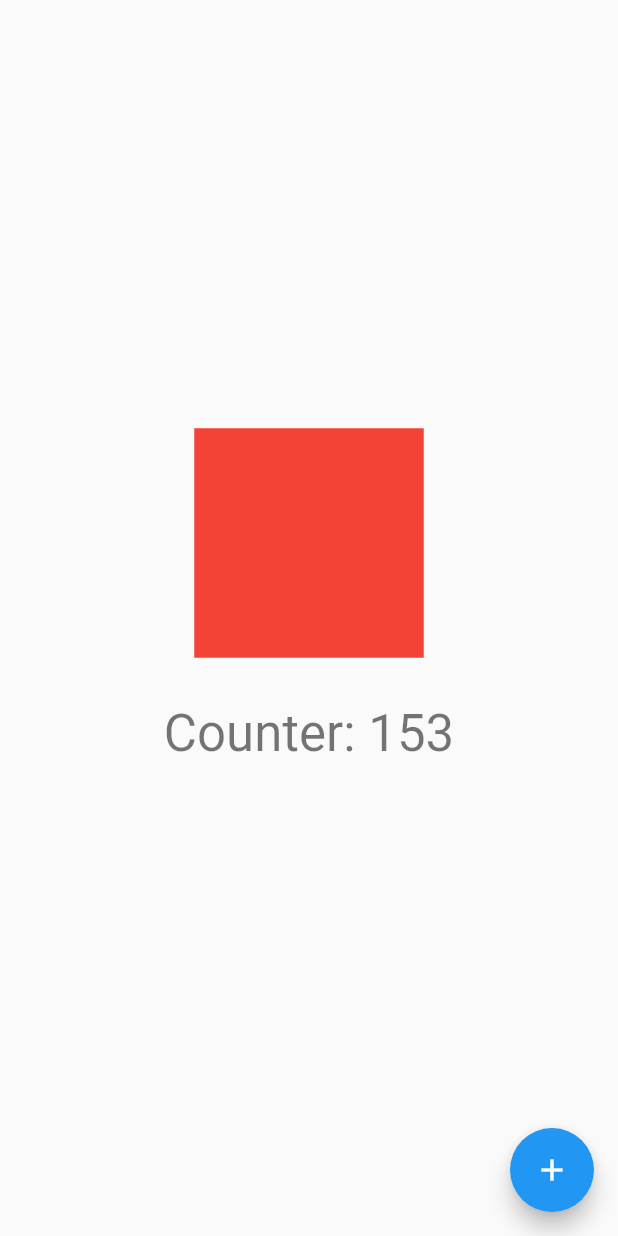
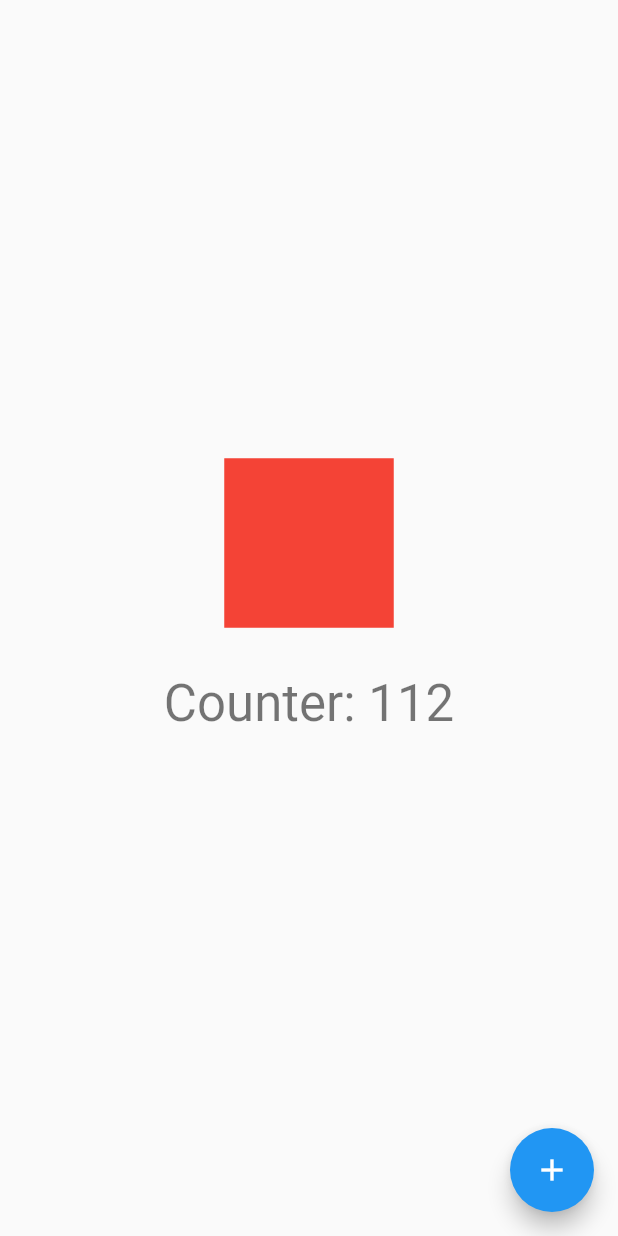
Before and after one commit to michalkucharczyk/lg_blur_demo, a Flutter app: the screen it shows after launch, after a tap on the "add" icon, on a phone screen of 412 x 824 dp. Run offline on Flutter 3.47's test engine with Material 2 defaults, Android fonts, the phone set to English and light mode, and no system bars.

Commit message:
little improvements + formatting

```diff
--- a/lib/main.dart
+++ b/lib/main.dart
@@ -41,12 +41,14 @@ class MyHomePage extends StatefulWidget {
   // always marked "final".
 
   final String title;
+  String state = "";
 
   @override
   _MyHomePageState createState() => _MyHomePageState();
 }
 
-class _MyHomePageState extends State<MyHomePage> with SingleTickerProviderStateMixin {
+class _MyHomePageState extends State<MyHomePage>
+    with SingleTickerProviderStateMixin {
   int _counter = 0;
 
   AnimationController controller;
@@ -68,7 +70,8 @@ class _MyHomePageState extends State<MyHomePage> with SingleTickerProviderStateM
     super.initState();
 
     // Defining controller with animation duration of two seconds
-      controller =  AnimationController(vsync: this, duration: Duration(seconds: 2));
+    controller =
+        AnimationController(vsync: this, duration: Duration(seconds: 2));
 
     // Defining both color and size animations
     sizeAnimation = Tween<double>(begin: 100.0, end: 200.0).animate(controller);
@@ -86,6 +89,21 @@ class _MyHomePageState extends State<MyHomePage> with SingleTickerProviderStateM
 
     //Reverses the animation instead of starting it again and repeats
     //controller.repeat(reverse: true);
+    schedulestop();
+  }
+
+  void schedulestart() {
+    Future.delayed(const Duration(milliseconds: 400), () {
+      controller.repeat();
+      schedulestop();
+    });
+  }
+
+  void schedulestop() {
+    Future.delayed(const Duration(milliseconds: 3000), () {
+      controller.reset();
+      schedulestart();
+    });
   }
 
   @override
@@ -127,20 +145,21 @@ class _MyHomePageState extends State<MyHomePage> with SingleTickerProviderStateM
                   Container(
                     height: sizeAnimation.value,
                     width: sizeAnimation.value,
-			color: Colors.red,
+                    color: controller.status == AnimationStatus.forward
+                        ? Colors.red
+                        : Colors.blue,
                   ),
                   Container(
-			width:400,
-			height:100,
+                    width: 400,
+                    height: 100,
                     alignment: Alignment.center,
                     child: Text(
                       'Counter: ${sizeAnimation.value.toInt()}',
                       style: Theme.of(context).textTheme.headline4,
                     ),
                   ),
-		  ]
-	      ),
-	      if (_counter % 2 == 0)  _buildImageContainer(),
+                ]),
+            // if (_counter % 2 == 0)  _buildImageContainer(),
           ],
         ),
       ),
@@ -160,18 +179,22 @@ class _MyHomePageState extends State<MyHomePage> with SingleTickerProviderStateM
       ),
     );
   }
+
   Widget _buildImageContainer() {
-    return Positioned(top:0, bottom: 0, left:0 ,right:0,
+    return Positioned(
+        top: 0,
+        bottom: 0,
+        left: 0,
+        right: 0,
         child: ClipRect(
             child: BackdropFilter(
           filter: ImageFilter.blur(sigmaX: 3, sigmaY: 3),
           child: Container(
             // color: Colors.black.withOpacity(0.1),
-		    color: Colors.black.withOpacity( (_counter/2)%2==0 ? 0.0 : 0.1),
+            color:
+                Colors.black.withOpacity((_counter / 2) % 2 == 0 ? 0.0 : 0.1),
           ),
-	    )
-	)
-    );
+        )));
     // return Container(
     //   child: BackdropFilter(
     //     filter: ImageFilter.blur(sigmaX: 3, sigmaY: 3),
```
Lines whose indentation alone changed are shown as unchanged.
